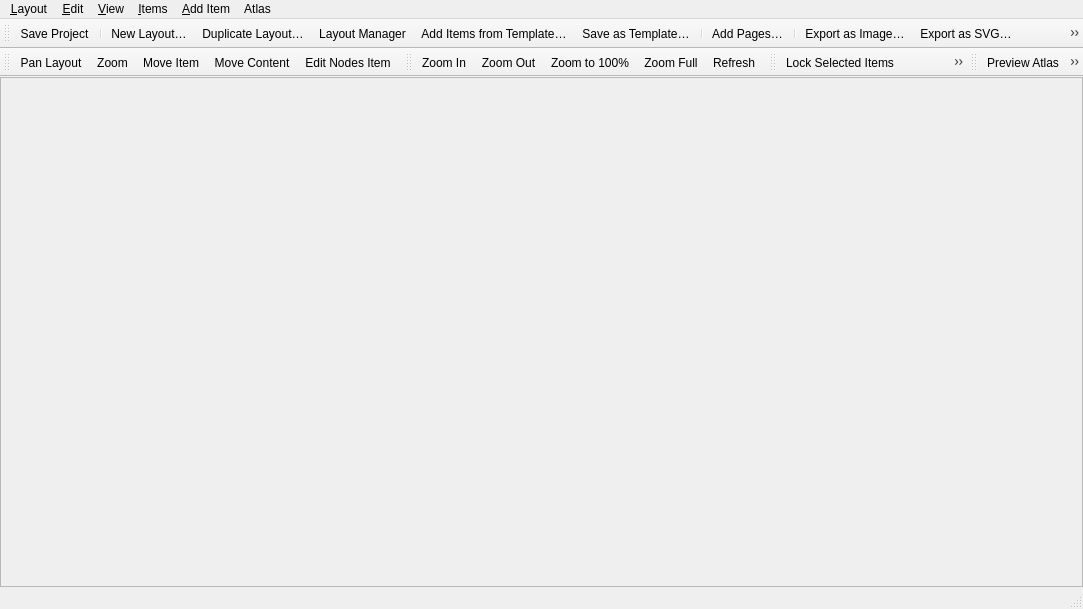
The window that src/ui/layout/qgslayoutdesignerbase.ui (qgis/QGIS) describes before a commit, drawn with Qt 5.
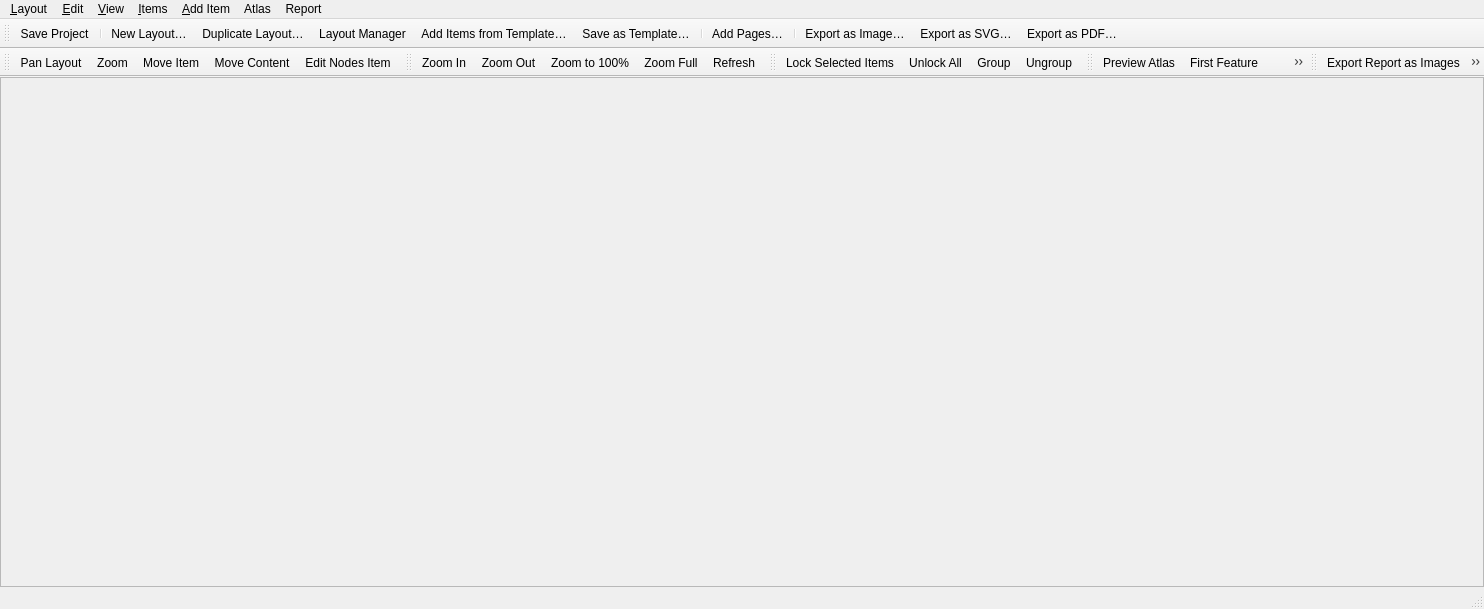
The same window after the commit. Icons and pictures are not drawn.

Commit message: Add buttons for exporting reports

The edit to the form file:
```diff
--- a/src/ui/layout/qgslayoutdesignerbase.ui
+++ b/src/ui/layout/qgslayoutdesignerbase.ui
@@ -6,7 +6,7 @@
    <rect>
     <x>0</x>
     <y>0</y>
-    <width>1083</width>
+    <width>1484</width>
     <height>609</height>
    </rect>
   </property>
@@ -97,7 +97,7 @@
     <rect>
      <x>0</x>
      <y>0</y>
-     <width>1083</width>
+     <width>1484</width>
      <height>42</height>
     </rect>
    </property>
@@ -269,12 +269,23 @@
     <addaction name="separator"/>
     <addaction name="mActionAtlasSettings"/>
    </widget>
+   <widget class="QMenu" name="mMenuReport">
+    <property name="title">
+     <string>Report</string>
+    </property>
+    <addaction name="mActionExportReportAsImage"/>
+    <addaction name="mActionExportReportAsSVG"/>
+    <addaction name="mActionExportReportAsPDF"/>
+    <addaction name="separator"/>
+    <addaction name="mActionReportSettings"/>
+   </widget>
    <addaction name="mLayoutMenu"/>
    <addaction name="menuEdit"/>
    <addaction name="mMenuView"/>
    <addaction name="menuLayout"/>
    <addaction name="mItemMenu"/>
    <addaction name="mMenuAtlas"/>
+   <addaction name="mMenuReport"/>
   </widget>
   <widget class="QToolBar" name="mNavigationToolbar">
    <property name="windowTitle">
@@ -325,6 +336,21 @@
    <addaction name="mActionPrintAtlas"/>
    <addaction name="mActionAtlasSettings"/>
   </widget>
+  <widget class="QToolBar" name="mReportToolbar">
+   <property name="windowTitle">
+    <string>toolBar</string>
+   </property>
+   <attribute name="toolBarArea">
+    <enum>TopToolBarArea</enum>
+   </attribute>
+   <attribute name="toolBarBreak">
+    <bool>false</bool>
+   </attribute>
+   <addaction name="mActionExportReportAsImage"/>
+   <addaction name="mActionExportReportAsSVG"/>
+   <addaction name="mActionExportReportAsPDF"/>
+   <addaction name="mActionReportSettings"/>
+  </widget>
   <action name="mActionClose">
    <property name="text">
     <string>&amp;Close</string>
@@ -1361,6 +1387,54 @@
     <string>Ctrl+Alt+/</string>
    </property>
   </action>
+  <action name="mActionExportReportAsImage">
+   <property name="icon">
+    <iconset resource="../../../images/images.qrc">
+     <normaloff>:/images/themes/default/mActionSaveMapAsImage.svg</normaloff>:/images/themes/default/mActionSaveMapAsImage.svg</iconset>
+   </property>
+   <property name="text">
+    <string>Export Report as &amp;Images...</string>
+   </property>
+   <property name="toolTip">
+    <string>Export Report as Images</string>
+   </property>
+  </action>
+  <action name="mActionExportReportAsSVG">
+   <property name="icon">
+    <iconset resource="../../../images/images.qrc">
+     <normaloff>:/images/themes/default/mActionSaveAsSVG.svg</normaloff>:/images/themes/default/mActionSaveAsSVG.svg</iconset>
+   </property>
+   <property name="text">
+    <string>Export Report as S&amp;VG...</string>
+   </property>
+   <property name="toolTip">
+    <string>Export Report as SVG</string>
+   </property>
+  </action>
+  <action name="mActionExportReportAsPDF">
+   <property name="icon">
+    <iconset resource="../../../images/images.qrc">
+     <normaloff>:/images/themes/default/mActionSaveAsPDF.svg</normaloff>:/images/themes/default/mActionSaveAsPDF.svg</iconset>
+   </property>
+   <property name="text">
+    <string>&amp;Export Report as PDF...</string>
+   </property>
+   <property name="toolTip">
+    <string>Export Report as PDF</string>
+   </property>
+  </action>
+  <action name="mActionReportSettings">
+   <property name="icon">
+    <iconset resource="../../../images/images.qrc">
+     <normaloff>:/images/themes/default/mActionAtlasSettings.svg</normaloff>:/images/themes/default/mActionAtlasSettings.svg</iconset>
+   </property>
+   <property name="text">
+    <string>Report &amp;Settings</string>
+   </property>
+   <property name="toolTip">
+    <string>Report Settings</string>
+   </property>
+  </action>
  </widget>
  <resources>
   <include location="../../../images/images.qrc"/>
```
The commit also changes 2 other files.
